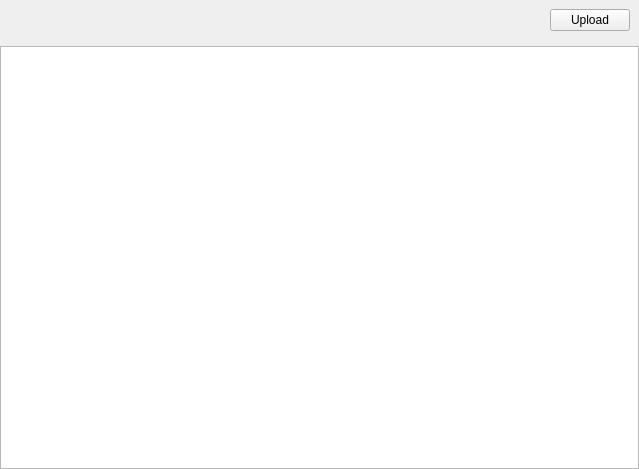
Qt form client/myfilewidget.ui (nekosilverfox/foxcloud) before a commit.
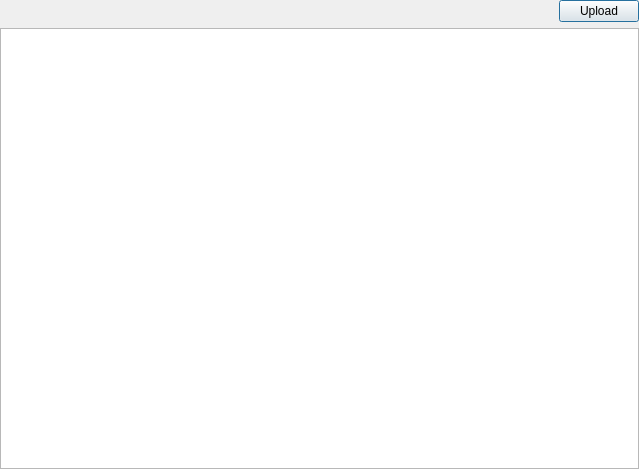
The same form after that commit.

Diff of the .ui file:
```diff
--- a/client/myfilewidget.ui
+++ b/client/myfilewidget.ui
@@ -29,6 +29,18 @@
    <item>
     <widget class="QWidget" name="widget" native="true">
      <layout class="QHBoxLayout" name="horizontalLayout">
+      <property name="leftMargin">
+       <number>0</number>
+      </property>
+      <property name="topMargin">
+       <number>0</number>
+      </property>
+      <property name="rightMargin">
+       <number>0</number>
+      </property>
+      <property name="bottomMargin">
+       <number>0</number>
+      </property>
       <item>
        <spacer name="horizontalSpacer">
         <property name="orientation">
@@ -47,6 +59,15 @@
         <property name="text">
          <string>Upload</string>
         </property>
+        <property name="autoDefault">
+         <bool>false</bool>
+        </property>
+        <property name="default">
+         <bool>true</bool>
+        </property>
+        <property name="flat">
+         <bool>false</bool>
+        </property>
        </widget>
       </item>
      </layout>
```
